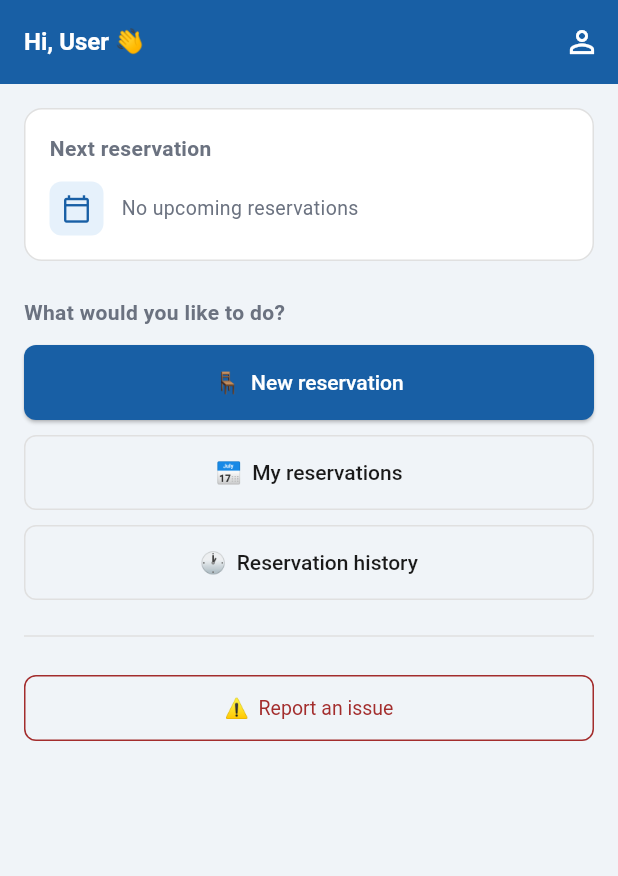
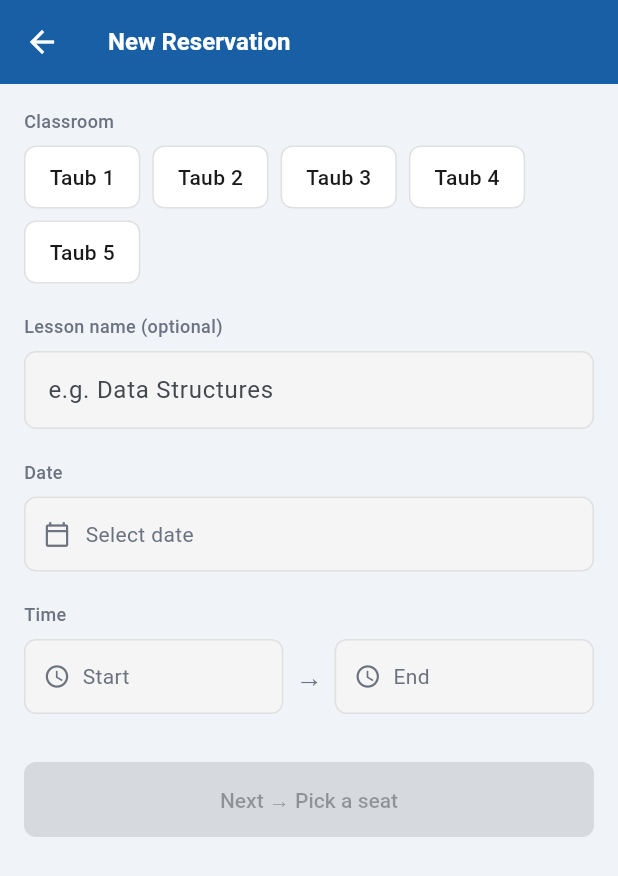
Before and after one commit to idoarad99-jpg/Stickeep-IOT, a Flutter app: the HomeScreen screen opened directly with empty values, after a tap on an icon or button, on a phone screen of 412 x 824 dp. Shown: the top 876 px of the screen. Run offline on Flutter 3.47's test engine with Material 3 defaults, Android fonts, the phone set to English and light mode, and no system bars; our stand-ins replace cloud_firestore, firebase_auth, firebase_core, firebase_database, image_picker; accounts and stored records are empty; Roboto replaces fonts that are missing (DM Sans).

Commit message:
feat: classroom + seat_map screens

```diff
--- a/stickeep_app/lib/screens/student/classroom_screen.dart
+++ b/stickeep_app/lib/screens/student/classroom_screen.dart
@@ -0,0 +1,245 @@
+import 'package:flutter/material.dart';
+import 'package:stickeep_app/screens/student/seat_map_screen.dart';
+import 'package:stickeep_app/theme/app_theme.dart';
+
+class ClassroomScreen extends StatefulWidget {
+  const ClassroomScreen({super.key});
+
+  @override
+  State<ClassroomScreen> createState() => _ClassroomScreenState();
+}
+
+class _ClassroomScreenState extends State<ClassroomScreen> {
+  final List<String> _classrooms = ['Taub 1', 'Taub 2', 'Taub 3', 'Taub 4', 'Taub 5'];
+  String? _selectedClassroom;
+  DateTime? _selectedDate;
+  TimeOfDay? _timeStart;
+  TimeOfDay? _timeEnd;
+  final _lessonController = TextEditingController();
+
+  @override
+  void dispose() {
+    _lessonController.dispose();
+    super.dispose();
+  }
+
+  bool get _canProceed =>
+      _selectedClassroom != null &&
+      _selectedDate != null &&
+      _timeStart != null &&
+      _timeEnd != null;
+
+  Future<void> _pickDate() async {
+    final now = DateTime.now();
+    final picked = await showDatePicker(
+      context: context,
+      initialDate: now,
+      firstDate: now,
+      lastDate: now.add(const Duration(days: 30)),
+    );
+    if (picked != null) setState(() => _selectedDate = picked);
+  }
+
+  Future<void> _pickTime(bool isStart) async {
+    final picked = await showTimePicker(
+      context: context,
+      initialTime: TimeOfDay.now(),
+    );
+    if (picked != null) {
+      setState(() {
+        if (isStart) {
+          _timeStart = picked;
+        } else {
+          _timeEnd = picked;
+        }
+      });
+    }
+  }
+
+  String _formatDate(DateTime d) =>
+      '${d.day.toString().padLeft(2, '0')}.${d.month.toString().padLeft(2, '0')}.${d.year}';
+
+  String _formatTime(TimeOfDay t) =>
+      '${t.hour.toString().padLeft(2, '0')}:${t.minute.toString().padLeft(2, '0')}';
+
+  @override
+  Widget build(BuildContext context) {
+    return Scaffold(
+      appBar: AppBar(title: const Text('New Reservation')),
+      body: SingleChildScrollView(
+        padding: const EdgeInsets.all(16),
+        child: Column(
+          crossAxisAlignment: CrossAxisAlignment.start,
+          children: [
+            // ── Classroom ──────────────────────────────────────────────────
+            const Text('Classroom', style: AppTextStyles.label),
+            const SizedBox(height: 8),
+            Wrap(
+              spacing: 8,
+              runSpacing: 8,
+              children: _classrooms.map((room) {
+                final selected = _selectedClassroom == room;
+                return GestureDetector(
+                  onTap: () => setState(() => _selectedClassroom = room),
+                  child: Container(
+                    padding: const EdgeInsets.symmetric(horizontal: 16, vertical: 10),
+                    decoration: BoxDecoration(
+                      color: selected ? AppColors.blue : Colors.white,
+                      borderRadius: BorderRadius.circular(8),
+                      border: Border.all(
+                        color: selected ? AppColors.blue : AppColors.border,
+                      ),
+                    ),
+                    child: Text(
+                      room,
+                      style: TextStyle(
+                        fontSize: 14,
+                        fontWeight: FontWeight.w500,
+                        color: selected ? Colors.white : AppColors.textPrimary,
+                      ),
+                    ),
+                  ),
+                );
+              }).toList(),
+            ),
+            const SizedBox(height: 20),
+
+            // ── Lesson name ────────────────────────────────────────────────
+            const Text('Lesson name (optional)', style: AppTextStyles.label),
+            const SizedBox(height: 8),
+            TextField(
+              controller: _lessonController,
+              decoration: const InputDecoration(hintText: 'e.g. Data Structures'),
+            ),
+            const SizedBox(height: 20),
+
+            // ── Date ───────────────────────────────────────────────────────
+            const Text('Date', style: AppTextStyles.label),
+            const SizedBox(height: 8),
+            GestureDetector(
+              onTap: _pickDate,
+              child: Container(
+                width: double.infinity,
+                padding: const EdgeInsets.symmetric(horizontal: 12, vertical: 14),
+                decoration: BoxDecoration(
+                  color: AppColors.gray,
+                  borderRadius: BorderRadius.circular(8),
+                  border: Border.all(color: AppColors.border),
+                ),
+                child: Row(
+                  children: [
+                    const Icon(Icons.calendar_today_outlined,
+                        size: 18, color: AppColors.textSecondary),
+                    const SizedBox(width: 10),
+                    Text(
+                      _selectedDate == null
+                          ? 'Select date'
+                          : _formatDate(_selectedDate!),
+                      style: TextStyle(
+                        fontSize: 14,
+                        color: _selectedDate == null
+                            ? AppColors.textSecondary
+                            : AppColors.textPrimary,
+                      ),
+                    ),
+                  ],
+                ),
+              ),
+            ),
+            const SizedBox(height: 20),
+
+            // ── Time ───────────────────────────────────────────────────────
+            const Text('Time', style: AppTextStyles.label),
+            const SizedBox(height: 8),
+            Row(
+              children: [
+                Expanded(
+                  child: GestureDetector(
+                    onTap: () => _pickTime(true),
+                    child: Container(
+                      padding: const EdgeInsets.symmetric(horizontal: 12, vertical: 14),
+                      decoration: BoxDecoration(
+                        color: AppColors.gray,
+                        borderRadius: BorderRadius.circular(8),
+                        border: Border.all(color: AppColors.border),
+                      ),
+                      child: Row(
+                        children: [
+                          const Icon(Icons.access_time_outlined,
+                              size: 18, color: AppColors.textSecondary),
+                          const SizedBox(width: 8),
+                          Text(
+                            _timeStart == null ? 'Start' : _formatTime(_timeStart!),
+                            style: TextStyle(
+                              fontSize: 14,
+                              color: _timeStart == null
+                                  ? AppColors.textSecondary
+                                  : AppColors.textPrimary,
+                            ),
+                          ),
+                        ],
+                      ),
+                    ),
+                  ),
+                ),
+                const Padding(
+                  padding: EdgeInsets.symmetric(horizontal: 8),
+                  child: Text('→', style: TextStyle(fontSize: 18, color: AppColors.textSecondary)),
+                ),
+                Expanded(
+                  child: GestureDetector(
+                    onTap: () => _pickTime(false),
+                    child: Container(
+                      padding: const EdgeInsets.symmetric(horizontal: 12, vertical: 14),
+                      decoration: BoxDecoration(
+                        color: AppColors.gray,
+                        borderRadius: BorderRadius.circular(8),
+                        border: Border.all(color: AppColors.border),
+                      ),
+                      child: Row(
+                        children: [
+                          const Icon(Icons.access_time_outlined,
+                              size: 18, color: AppColors.textSecondary),
+                          const SizedBox(width: 8),
+                          Text(
+                            _timeEnd == null ? 'End' : _formatTime(_timeEnd!),
+                            style: TextStyle(
+                              fontSize: 14,
+                              color: _timeEnd == null
+                                  ? AppColors.textSecondary
+                                  : AppColors.textPrimary,
+                            ),
+                          ),
+                        ],
+                      ),
+                    ),
+                  ),
+                ),
+              ],
+            ),
+            const SizedBox(height: 32),
+
+            // ── Next ───────────────────────────────────────────────────────
+            ElevatedButton(
+              onPressed: _canProceed
+                  ? () => Navigator.push(
+                        context,
+                        MaterialPageRoute(
+                          builder: (_) => SeatMapScreen(
+                            classroom: _selectedClassroom!,
+                            lessonName: _lessonController.text.trim(),
+                            date: _formatDate(_selectedDate!),
+                            timeStart: _formatTime(_timeStart!),
+                            timeEnd: _formatTime(_timeEnd!),
+                          ),
+                        ),
+                      )
+                  : null,
+              child: const Text('Next → Pick a seat'),
+            ),
+          ],
+        ),
+      ),
+    );
+  }
+}
--- a/stickeep_app/lib/screens/student/home_screen.dart
+++ b/stickeep_app/lib/screens/student/home_screen.dart
@@ -3,6 +3,7 @@ import 'package:firebase_auth/firebase_auth.dart';
 import 'package:flutter/material.dart';
 import 'package:stickeep_app/screens/admin/admin_home_screen.dart';
 import 'package:stickeep_app/theme/app_theme.dart';
+import 'package:stickeep_app/screens/student/classroom_screen.dart';
 
 class HomeScreen extends StatefulWidget {
   final String userName;
@@ -37,10 +38,8 @@ class _HomeScreenState extends State<HomeScreen> {
     final uid = FirebaseAuth.instance.currentUser?.uid;
     if (uid == null) return;
 
-    final doc = await FirebaseFirestore.instance
-        .collection('students')
-        .doc(uid)
-        .get();
+    final doc =
+        await FirebaseFirestore.instance.collection('students').doc(uid).get();
 
     if (!mounted || !doc.exists) return;
 
@@ -96,7 +95,8 @@ class _HomeScreenState extends State<HomeScreen> {
               child: Column(
                 crossAxisAlignment: CrossAxisAlignment.start,
                 children: [
-                  const Text('Next reservation', style: AppTextStyles.sectionTitle),
+                  const Text('Next reservation',
+                      style: AppTextStyles.sectionTitle),
                   const SizedBox(height: 12),
                   Row(
                     children: [
@@ -133,7 +133,10 @@ class _HomeScreenState extends State<HomeScreen> {
 
             // ── New reservation ──────────────────────────────────────────────
             ElevatedButton(
-              onPressed: () {},
+              onPressed: () => Navigator.push(
+                context,
+                MaterialPageRoute(builder: (_) => const ClassroomScreen()),
+              ),
               child: const Text('🪑  New reservation'),
             ),
             const SizedBox(height: 10),
```
Also changed, not shown: stickeep_app/lib/screens/student/confirm_screen.dart (+31 -0 lines), stickeep_app/lib/screens/student/report_screen.dart (+9 -0 lines), stickeep_app/lib/screens/student/seat_map_screen.dart (+275 -0 lines), stickeep_app/pubspec.lock, 1 other file.
